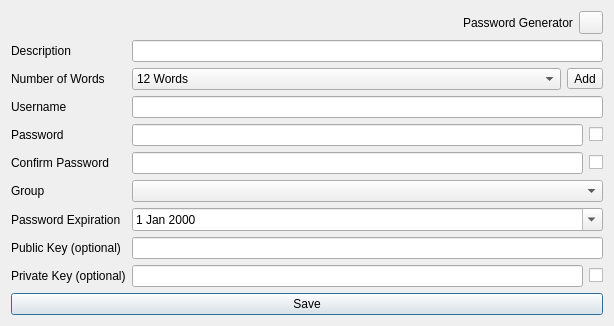
Above: designs/xml/crypto_vault_window.ui from daniel-deru/WorkMate-3.0 before the change. Below: the same form after it.
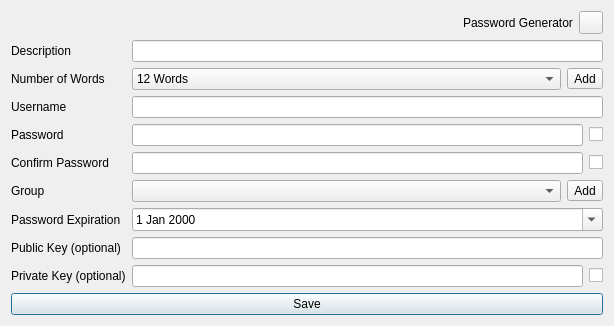
That is the form after the change.

Commit message: added add group button to windows where you can choose a group

```diff
--- a/designs/xml/crypto_vault_window.ui
+++ b/designs/xml/crypto_vault_window.ui
@@ -7,7 +7,7 @@
     <x>0</x>
     <y>0</y>
     <width>614</width>
-    <height>319</height>
+    <height>322</height>
    </rect>
   </property>
   <property name="windowTitle">
@@ -207,9 +207,6 @@
        </property>
       </widget>
      </item>
-     <item row="5" column="1">
-      <widget class="QComboBox" name="cmb_group"/>
-     </item>
      <item row="1" column="1">
       <layout class="QHBoxLayout" name="horizontalLayout_6">
        <item>
@@ -262,6 +259,30 @@
        </item>
       </layout>
      </item>
+     <item row="5" column="1">
+      <layout class="QHBoxLayout" name="horizontalLayout_7">
+       <item>
+        <widget class="QComboBox" name="cmb_group">
+         <property name="sizePolicy">
+          <sizepolicy hsizetype="Expanding" vsizetype="Fixed">
+           <horstretch>0</horstretch>
+           <verstretch>0</verstretch>
+          </sizepolicy>
+         </property>
+        </widget>
+       </item>
+       <item>
+        <widget class="QToolButton" name="tbtn_add_group">
+         <property name="cursor">
+          <cursorShape>PointingHandCursor</cursorShape>
+         </property>
+         <property name="text">
+          <string>Add</string>
+         </property>
+        </widget>
+       </item>
+      </layout>
+     </item>
     </layout>
    </item>
    <item>
```
The commit also changes 21 other files.
